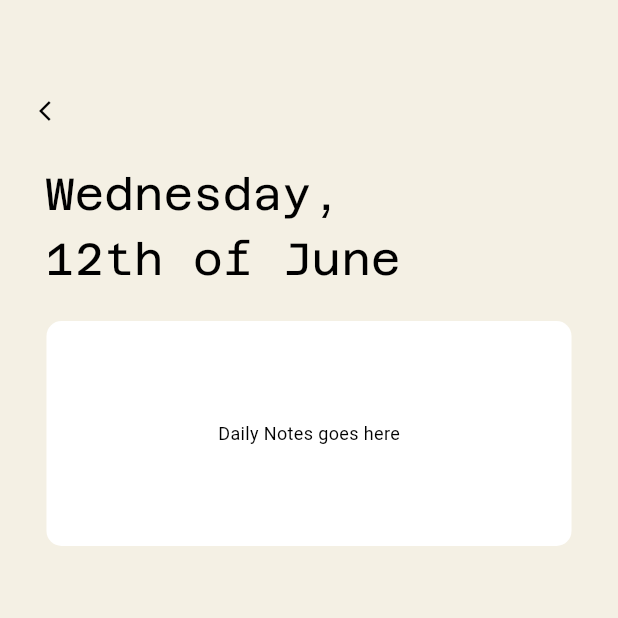
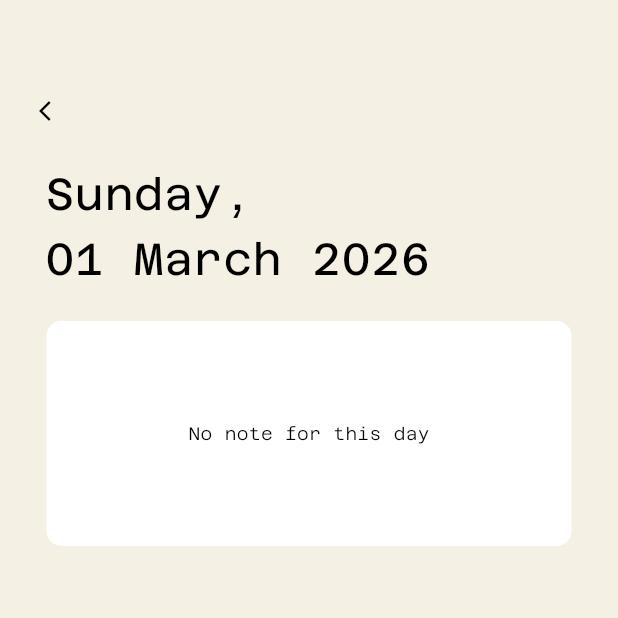
Before and after one commit to SebastianDion/UnemploymentJournal, a Flutter app: the screen it shows after launch, after a tap on an icon or button, on a phone screen of 412 x 824 dp, the top half of it. Run offline on Flutter 3.47's test engine with Material 3 defaults, Android fonts, the phone set to English and light mode, and no system bars; our stand-ins replace hive, hive_flutter, shared_preferences; accounts and stored records are empty.

Commit message:
shared preference for daily note

```diff
--- a/lib/dailynotes.dart
+++ b/lib/dailynotes.dart
@@ -1,16 +1,42 @@
 
 
 import 'package:flutter/material.dart';
+import 'package:hive/hive.dart';
+import 'package:intl/intl.dart';
 import 'package:unemployementjournal/app_colors.dart';
+import 'package:unemployementjournal/models/daily_notes.dart';
 
 class Dailynotes extends StatefulWidget {
-  const Dailynotes({super.key});
+  final DateTime selectedDate;
+
+  const Dailynotes({super.key, required this.selectedDate});
 
   @override
   State<Dailynotes> createState() => _DailynotesState();
 }
 
 class _DailynotesState extends State<Dailynotes> {
+  String noteContent = "";
+
+void loadNote() {
+  final box = Hive.box<DailyNotes>('daily_notes');
+
+  String dateKey = widget.selectedDate.toIso8601String().split('T')[0];
+
+  final note = box.get(dateKey);
+
+  if (note != null) {
+    setState(() {
+      noteContent = note.content;
+    });
+  }
+}
+
+@override
+void initState() {
+  super.initState();
+  loadNote();
+}
   @override
   Widget build(BuildContext context) {
     return Scaffold(
@@ -36,7 +62,7 @@ class _DailynotesState extends State<Dailynotes> {
             child: Row(
               children: [
                 Text(
-                  "Wednesday,\n12th of June",
+                  DateFormat('EEEE,\ndd MMMM yyyy').format(widget.selectedDate),
                   style: TextStyle(
                     color: Colors.black,
                     fontFamily: 'AzeretMono',
@@ -59,8 +85,15 @@ class _DailynotesState extends State<Dailynotes> {
     ),
     child: Center(
       child: Text(
-                      "Daily Notes goes here",
-                      style: TextStyle(color: Colors.black, fontSize: 12),
+        noteContent.isEmpty
+            ? "No note for this day"
+            : noteContent,
+        style: const TextStyle(
+          color: Colors.black,
+          fontSize: 12,
+          fontFamily: 'AzeretMono',
+          fontWeight: FontWeight.w200,
+        ),
       ),
     ),
   ),
--- a/lib/homescreen.dart
+++ b/lib/homescreen.dart
@@ -1,8 +1,10 @@
 import 'package:flutter/material.dart';
+import 'package:hive/hive.dart';
 import 'package:intl/intl.dart';
 import 'package:unemployementjournal/app_colors.dart';
 import 'package:unemployementjournal/dailynotes.dart';
 import 'package:shared_preferences/shared_preferences.dart';
+import 'package:unemployementjournal/models/daily_notes.dart';
 import 'package:unemployementjournal/widgets/buildweeklyitem.dart';
 
 class Homescreen extends StatefulWidget {
@@ -23,13 +25,19 @@ List<DateTime> generateRangeDates(int start, int end) {
   return dates;
 }
 
-Widget buildDateCell(DateTime date) {
+Widget buildDateCell(DateTime date, BuildContext context) {
   String dayNumber = DateFormat('dd').format(date);
   String dayName = DateFormat('E').format(date);
 
-  return Column(
+  return GestureDetector(
+    onTap: () {
+      Navigator.push(
+        context,
+        MaterialPageRoute(builder: (_) => Dailynotes(selectedDate: date)),
+      );
+    },
+    child: Column(
       mainAxisSize: MainAxisSize.min,
-
       children: [
         Text(
           dayNumber,
@@ -48,6 +56,7 @@ Widget buildDateCell(DateTime date) {
           ),
         ),
       ],
+    ),
   );
 }
 
@@ -55,6 +64,42 @@ class _HomescreenState extends State<Homescreen> {
   bool studyDone = false;
   bool lookForJobDone = false;
   bool makeVideoDone = false;
+
+  final TextEditingController _controller = TextEditingController();
+  @override
+  void dispose() {
+    _controller.dispose();
+    super.dispose();
+  }
+
+  Future<void> saveNote() async {
+    final box = Hive.box<DailyNotes>('daily_notes');
+
+    String today = DateTime.now().toIso8601String().split('T')[0];
+
+    final existingNote = box.get(today);
+
+    if (existingNote != null) {
+      existingNote.content = _controller.text;
+      await existingNote.save();
+    } else {
+      final newNote = DailyNotes(date: today, content: _controller.text);
+
+      await box.put(today, newNote);
+    }
+  }
+
+  void loadTodayNote() {
+    final box = Hive.box<DailyNotes>('daily_notes');
+
+    String today = DateTime.now().toIso8601String().split('T')[0];
+
+    final note = box.get(today);
+
+    if (note != null) {
+      _controller.text = note.content;
+    }
+  }
 
   Future<void> saveStudyStatus(bool value) async {
     final prefs = await SharedPreferences.getInstance();
@@ -98,12 +143,10 @@ int weekNumber(DateTime date) {
     return int.tryParse(weekString) ?? 0;
   }
 
-
-
-
   @override
   void initState() {
     super.initState();
+    loadTodayNote();
     initData();
   }
 
@@ -157,7 +200,10 @@ Future<void> initData() async {
                 onTap: () {
                   Navigator.push(
                     context,
-                    MaterialPageRoute(builder: (context) => const Dailynotes()),
+                    MaterialPageRoute(
+                      builder: (context) =>
+                          Dailynotes(selectedDate: DateTime.now()),
+                    ),
                   );
                 },
                 child: Container(
@@ -180,19 +226,17 @@ Future<void> initData() async {
                               Row(
                                 mainAxisAlignment:
                                     MainAxisAlignment.spaceEvenly,
-                                children: generateRangeDates(
-                                  -7,
-                                  -1,
-                                ).map((date) => buildDateCell(date)).toList(),
+                                children: generateRangeDates(-7, -1)
+                                    .map((date) => buildDateCell(date, context))
+                                    .toList(),
                               ),
                               const SizedBox(height: 8),
                               Row(
                                 mainAxisAlignment:
                                     MainAxisAlignment.spaceEvenly,
-                                children: generateRangeDates(
-                                  0,
-                                  6,
-                                ).map((date) => buildDateCell(date)).toList(),
+                                children: generateRangeDates(0, 6)
+                                    .map((date) => buildDateCell(date, context))
+                                    .toList(),
                               ),
                             ],
                           ),
@@ -240,10 +284,14 @@ Future<void> initData() async {
                       ),
                     ),
                     Expanded(
-                      child: const TextField(
+                      child: TextField(
+                        controller: _controller,
+                        onChanged: (value) {
+                          saveNote();
+                        },
                         maxLines: null,
                         expands: true,
-                        decoration: InputDecoration(
+                        decoration: const InputDecoration(
                           hintText: "Daily Notes goes here",
                           border: InputBorder.none,
                           hintStyle: TextStyle(
@@ -252,7 +300,7 @@ Future<void> initData() async {
                             fontFamily: 'AzeretMono',
                           ),
                         ),
-                        style: TextStyle(
+                        style: const TextStyle(
                           color: Colors.black,
                           fontFamily: 'AzeretMono',
                           fontSize: 12,
@@ -277,31 +325,37 @@ Future<void> initData() async {
               ),
             ),
 
-            buildweeklyitem(title: "Study a concept", isDone: studyDone,
+            buildweeklyitem(
+              title: "Study a concept",
+              isDone: studyDone,
               onTap: () {
                 setState(() {
                   studyDone = !studyDone;
                 });
                 saveStudyStatus(studyDone);
-             }
+              },
             ),
 
-            buildweeklyitem(title: "Look for a J*b", isDone: lookForJobDone,
+            buildweeklyitem(
+              title: "Look for a J*b",
+              isDone: lookForJobDone,
               onTap: () {
                 setState(() {
                   lookForJobDone = !lookForJobDone;
                 });
                 saveLookForJobStatus(lookForJobDone);
-             }
+              },
             ),
 
-            buildweeklyitem(title: "Make a YouTube video", isDone: makeVideoDone,
+            buildweeklyitem(
+              title: "Make a YouTube video",
+              isDone: makeVideoDone,
               onTap: () {
                 setState(() {
                   makeVideoDone = !makeVideoDone;
                 });
                 saveMakeVideoStatus(makeVideoDone);
-             }
+              },
             ),
           ],
         ),
--- a/lib/main.dart
+++ b/lib/main.dart
@@ -1,7 +1,13 @@
 import 'package:flutter/material.dart';
+import 'package:hive_flutter/hive_flutter.dart';
+import 'package:unemployementjournal/models/daily_notes.dart';
 import 'package:unemployementjournal/splashscreen.dart';
 
-void main() {
+void main() async {
+  WidgetsFlutterBinding.ensureInitialized();
+  await Hive.initFlutter();
+  Hive.registerAdapter(DailyNotesAdapter());
+  await Hive.openBox<DailyNotes>('daily_notes');
   runApp(const MainApp());
 }
 
--- /dev/null
+++ b/lib/models/daily_notes.dart
@@ -0,0 +1,17 @@
+
+import 'package:hive/hive.dart';
+
+part 'daily_notes.g.dart';
+
+@HiveType(typeId: 0)
+class DailyNotes extends HiveObject {
+  @HiveField(0)
+  String date;
+
+  @HiveField(1)
+  String content;
+
+  DailyNotes({
+  required this.date,
+  required this.content});
+}
--- a/pubspec.yaml
+++ b/pubspec.yaml
@@ -11,12 +11,17 @@ dependencies:
     sdk: flutter
   intl: ^0.20.2
   shared_preferences: ^2.5.4
+  hive: ^2.2.3
+  hive_flutter: ^1.1.0
+  table_calendar: ^3.0.9
 
 dev_dependencies:
   flutter_test:
     sdk: flutter
   flutter_lints: ^6.0.0
   flutter_launcher_icons: ^0.13.1
+  hive_generator: ^2.0.1
+  build_runner: ^2.4.6
 
 flutter:
   uses-material-design: true
```
Also changed, not shown: lib/models/daily_notes.g.dart (added), pubspec.lock. Lines whose indentation alone changed are shown as unchanged.
